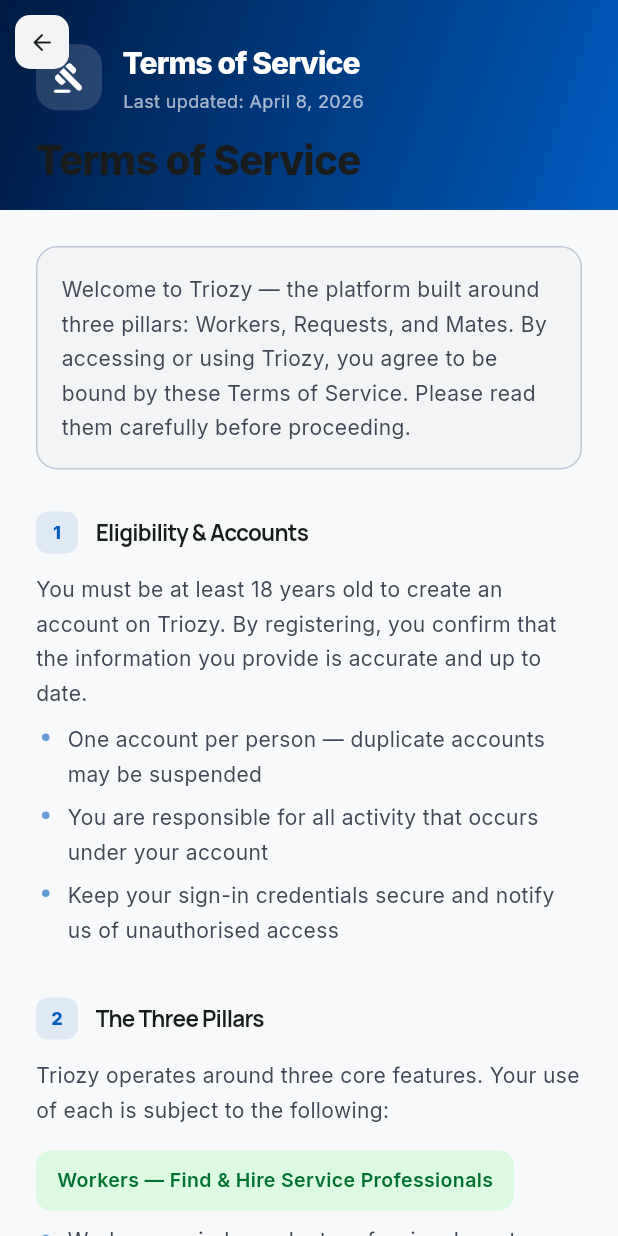
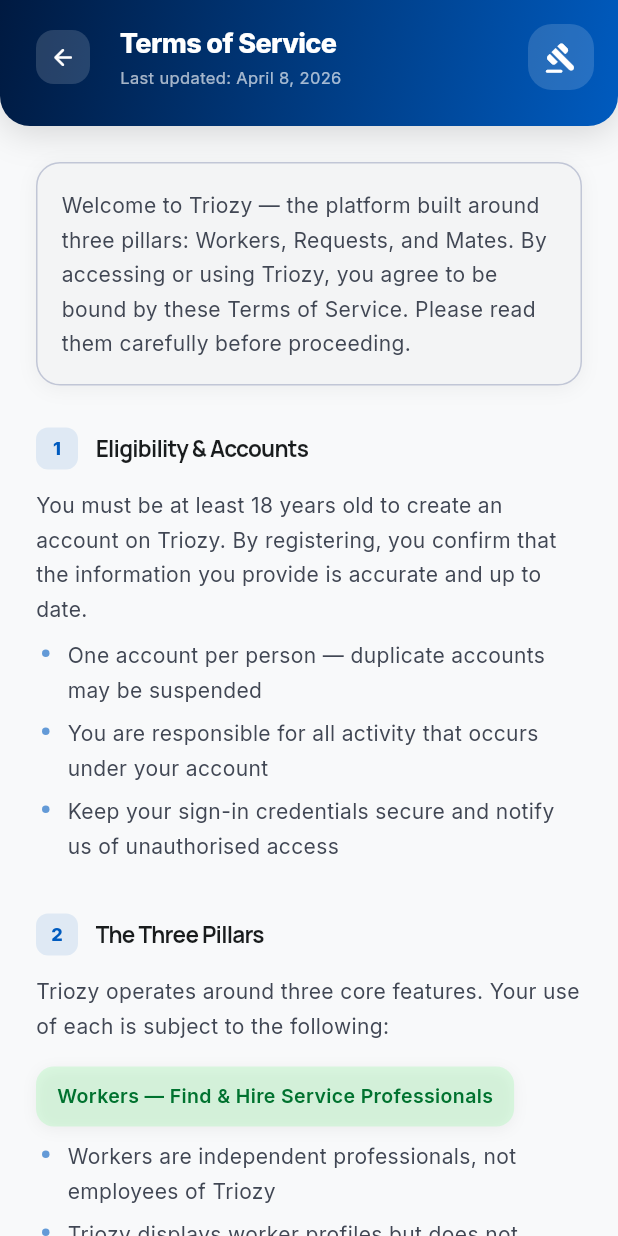
Before and after one commit to dhirajparihar/triozy, a Flutter app: the PolicyScreen screen opened directly, on a phone screen of 412 x 824 dp. Run offline on Flutter 3.47's test engine with Material 3 defaults, Android fonts, the light colour scheme and no system bars; our stand-ins replace cached_network_image, cloud_firestore, firebase_auth, firebase_core, firebase_storage, geocoding and 5 more; missing offline and left inert: geoflutterfire_plus; accounts and stored records are empty; network calls fail.

Commit message:
Improve policy screen UI with rounded elements and soft shadows
- Replace collapsible SliverAppBar with fixed gradient header
- Reorder app bar layout: back button left, title next to it, icon right
- Add soft box shadow to app bar container with rounded bottom corners
- Increase border radius on back button (10→12) and icon container (14→16)
- Enhance rounded corners on intro container (14→16) with soft shadow
- Add soft shadows to highlight containers with increased border radius (10→12)

```diff
--- a/lib/screens/about_screen.dart
+++ b/lib/screens/about_screen.dart
@@ -118,14 +118,14 @@
             Row(
               children: [
                 Expanded(
-                  child: _statCard('10K+', 'Users', Icons.people_outline),
+                  child: _statCard('1K+', 'Users', Icons.people_outline),
                 ),
                 const SizedBox(width: 12),
                 Expanded(
-                  child: _statCard('500+', 'Professionals', Icons.verified),
+                  child: _statCard('100+', 'Professionals', Icons.verified),
                 ),
                 const SizedBox(width: 12),
-                Expanded(child: _statCard('16', 'Services', Icons.category)),
+                Expanded(child: _statCard('20', 'Services', Icons.category)),
               ],
             ),
             const SizedBox(height: 32),
--- a/lib/screens/policy_screen.dart
+++ b/lib/screens/policy_screen.dart
@@ -14,46 +14,10 @@
     final isTerms = type == PolicyType.terms;
     return Scaffold(
       backgroundColor: AppColors.background,
-      body: CustomScrollView(
-        physics: const BouncingScrollPhysics(),
-        slivers: [
-          // ── Premium SliverAppBar ──────────────────────────────────────
-          SliverAppBar(
-            pinned: true,
-            expandedHeight: 140,
-            backgroundColor: AppColors.background,
-            surfaceTintColor: Colors.transparent,
-            elevation: 0,
-            scrolledUnderElevation: 1,
-            shadowColor: Colors.black.withValues(alpha: 0.06),
-            leading: IconButton(
-              icon: Container(
-                width: 36,
-                height: 36,
-                decoration: BoxDecoration(
-                  color: AppColors.surfaceContainerLow,
-                  borderRadius: BorderRadius.circular(10),
-                ),
-                child: const Icon(Icons.arrow_back_rounded,
-                    size: 18, color: AppColors.onSurface),
-              ),
-              onPressed: () => Navigator.of(context).pop(),
-            ),
-            flexibleSpace: FlexibleSpaceBar(
-              titlePadding:
-                  const EdgeInsets.fromLTRB(24, 0, 24, 16),
-              title: Text(
-                isTerms ? 'Terms of Service' : 'Privacy Policy',
-                style: GoogleFonts.inter(
-                  fontSize: 18,
-                  fontWeight: FontWeight.w800,
-                  color: AppColors.onSurface,
-                  letterSpacing: -0.4,
-                ),
-              ),
-              background: Container(
-                padding: const EdgeInsets.fromLTRB(24, 0, 24, 64),
-                alignment: Alignment.bottomLeft,
+      body: Column(
+        children: [
+          // ── Fixed App Bar with Gradient Background ──────────────────────
+          Container(
             decoration: BoxDecoration(
               gradient: LinearGradient(
                 begin: Alignment.topLeft,
@@ -68,15 +32,70 @@
                         AppColors.secondary,
                       ],
               ),
+              borderRadius: const BorderRadius.vertical(bottom: Radius.circular(20)),
+              boxShadow: [
+                BoxShadow(
+                  color: Colors.black.withValues(alpha: 0.15),
+                  blurRadius: 20,
+                  offset: const Offset(0, 4),
                 ),
-                child: Row(
+              ],
+            ),
+            child: SafeArea(
+              bottom: false,
+              child: Padding(
+                padding: const EdgeInsets.fromLTRB(16, 12, 16, 20),
+                child: Column(
+                  crossAxisAlignment: CrossAxisAlignment.start,
                   children: [
+                    Row(
+                      children: [
+                        IconButton(
+                          icon: Container(
+                            width: 36,
+                            height: 36,
+                            decoration: BoxDecoration(
+                              color: Colors.white.withValues(alpha: 0.15),
+                              borderRadius: BorderRadius.circular(12),
+                            ),
+                            child: const Icon(Icons.arrow_back_rounded,
+                                size: 18, color: Colors.white),
+                          ),
+                          onPressed: () => Navigator.of(context).pop(),
+                        ),
+                        const SizedBox(width: 12),
+                        Expanded(
+                          child: Column(
+                            mainAxisSize: MainAxisSize.min,
+                            crossAxisAlignment: CrossAxisAlignment.start,
+                            children: [
+                              Text(
+                                isTerms ? 'Terms of Service' : 'Privacy Policy',
+                                style: GoogleFonts.inter(
+                                  fontSize: 18,
+                                  fontWeight: FontWeight.w800,
+                                  color: Colors.white,
+                                  letterSpacing: -0.4,
+                                ),
+                              ),
+                              const SizedBox(height: 2),
+                              Text(
+                                'Last updated: April 8, 2026',
+                                style: GoogleFonts.inter(
+                                  fontSize: 11,
+                                  color: Colors.white.withValues(alpha: 0.65),
+                                ),
+                              ),
+                            ],
+                          ),
+                        ),
+                        const SizedBox(width: 12),
                         Container(
                           width: 44,
                           height: 44,
                           decoration: BoxDecoration(
                             color: Colors.white.withValues(alpha: 0.15),
-                        borderRadius: BorderRadius.circular(14),
+                            borderRadius: BorderRadius.circular(16),
                           ),
                           child: Icon(
                             isTerms
@@ -84,28 +103,6 @@
                                 : Icons.shield_rounded,
                             size: 22,
                             color: Colors.white,
-                      ),
-                    ),
-                    const SizedBox(width: 14),
-                    Column(
-                      mainAxisSize: MainAxisSize.min,
-                      crossAxisAlignment: CrossAxisAlignment.start,
-                      children: [
-                        Text(
-                          isTerms ? 'Terms of Service' : 'Privacy Policy',
-                          style: GoogleFonts.inter(
-                            fontSize: 20,
-                            fontWeight: FontWeight.w800,
-                            color: Colors.white,
-                            letterSpacing: -0.6,
-                          ),
-                        ),
-                        const SizedBox(height: 3),
-                        Text(
-                          'Last updated: April 8, 2026',
-                          style: GoogleFonts.inter(
-                            fontSize: 12,
-                            color: Colors.white.withValues(alpha: 0.65),
                           ),
                         ),
                       ],
@@ -116,11 +113,12 @@
             ),
           ),
           // ── Content ────────────────────────────────────────────────────
-          SliverPadding(
+          Expanded(
+            child: SingleChildScrollView(
+              physics: const BouncingScrollPhysics(),
               padding: const EdgeInsets.fromLTRB(24, 24, 24, 64),
-            sliver: SliverList(
-              delegate: SliverChildListDelegate(
-                isTerms ? _termsContent() : _privacyContent(),
+              child: Column(
+                children: isTerms ? _termsContent() : _privacyContent(),
               ),
             ),
           ),
@@ -137,8 +135,15 @@
           padding: const EdgeInsets.all(16),
           decoration: BoxDecoration(
             color: AppColors.surfaceContainerLow,
-            borderRadius: BorderRadius.circular(14),
+            borderRadius: BorderRadius.circular(16),
             border: Border.all(color: AppColors.outlineVariant, width: 1),
+            boxShadow: [
+              BoxShadow(
+                color: Colors.black.withValues(alpha: 0.05),
+                blurRadius: 10,
+                offset: const Offset(0, 2),
+              ),
+            ],
           ),
           child: Text(
             text,
@@ -239,7 +244,14 @@
             color: isWarning
                 ? AppColors.errorContainer.withValues(alpha: 0.4)
                 : AppColors.secondaryContainer.withValues(alpha: 0.25),
-            borderRadius: BorderRadius.circular(10),
+            borderRadius: BorderRadius.circular(12),
+            boxShadow: [
+              BoxShadow(
+                color: Colors.black.withValues(alpha: 0.05),
+                blurRadius: 8,
+                offset: const Offset(0, 2),
+              ),
+            ],
           ),
           child: Text(
             text,
```
Lines whose indentation alone changed are shown as unchanged.
